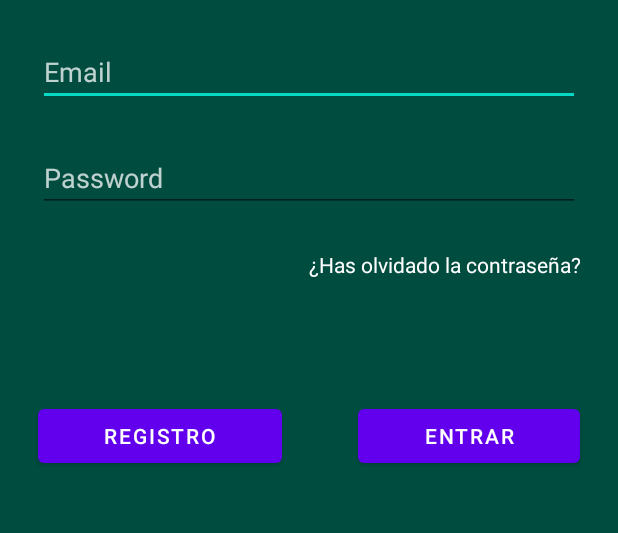
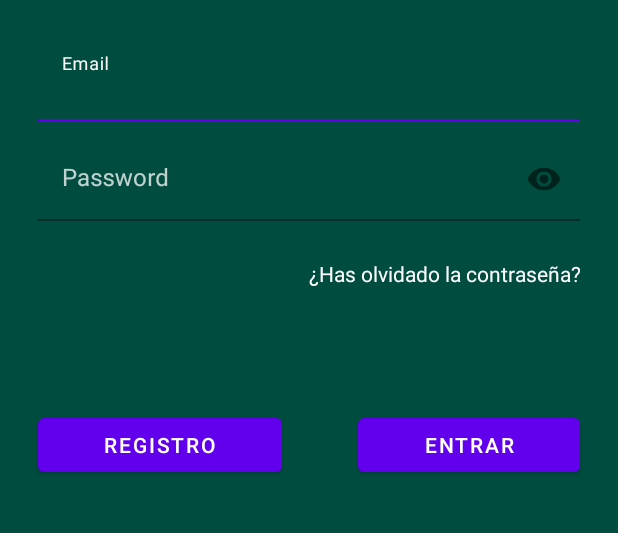
Before and after one commit to i-Queue-Team/i-Queue-Android, an Android app: the layout activity_main.xml on its own in the app's theme, with its tools: preview values and no code run, on a phone screen of 412 x 824 dp, the part 308-841 px from its top. Run offline under Robolectric (Android 15) with nearby library versions, the phone set to English and light mode, and no system bars.

Commit message:
Login Activity
Peticion de Login Retrofit

```diff
--- a/app/src/main/java/com/example/i_queue/RegisterActivity.java
+++ b/app/src/main/java/com/example/i_queue/RegisterActivity.java
@@ -42,8 +42,8 @@ public class RegisterActivity extends AppCompatActivity {
         email_editext = findViewById(R.id.email);
         pass_editext = findViewById(R.id.password);
         confirm_pass_editext = findViewById(R.id.password_confirmed);
-        cancel = findViewById(R.id.cancel);
-        register = findViewById(R.id.register);
+        cancel = findViewById(R.id.register_login);
+        register = findViewById(R.id.login);
 
         register.setOnClickListener(new View.OnClickListener() {
             @Override
@@ -106,7 +106,7 @@ public class RegisterActivity extends AppCompatActivity {
                     if(response.isSuccessful()){
                         String status = respuesta.getStatus();
                         if(status == "success"){
-                            Toast.makeText(RegisterActivity.this, "Has entrado", Toast.LENGTH_SHORT).show();
+                            Toast.makeText(RegisterActivity.this, "Te has registrado correctamente", Toast.LENGTH_SHORT).show();
                             //Toast.makeText(RegisterActivity.this, respuesta.getMessage(), Toast.LENGTH_SHORT).show();
                         }
                     }
--- a/app/src/main/java/com/example/i_queue/webservice/WebServiceClient.java
+++ b/app/src/main/java/com/example/i_queue/webservice/WebServiceClient.java
@@ -14,4 +14,8 @@ public interface WebServiceClient {
     @Headers({"Content-Type: application/json", "Accept: */*"})
     @POST("register")
     Call<Respuesta> Register (@Body String user, String email, String password);
+
+    @Headers({"Content-Type: application/json", "Accept: */*"})
+    @POST("login")
+    Call<Respuesta> doLogin (@Body String email, String password);
 }
--- a/app/src/main/res/layout/activity_main.xml
+++ b/app/src/main/res/layout/activity_main.xml
@@ -16,33 +16,52 @@
         android:layout_marginTop="55dp"
         app:srcCompat="@drawable/propuestalogo" />
 
-    <EditText
-        android:id="@+id/email"
+    <com.google.android.material.textfield.TextInputLayout
         android:layout_width="match_parent"
         android:layout_height="wrap_content"
-        android:layout_marginLeft="25dp"
+        android:layout_marginStart="25dp"
         android:layout_marginTop="25dp"
-        android:layout_marginRight="25dp"
-        android:ems="10"
-        android:hint="Email"
-        android:inputType="textEmailAddress"
-        android:shadowColor="#FFFFFF"
-        android:textColor="#FFFFFF"
-        android:textColorHint="#BFFFFFFF" />
+        android:layout_marginEnd="25dp"
+        android:background="#004D40"
+        android:backgroundTint="#004D40"
+        android:textColorHint="#BFFFFFFF"
+        app:hintTextColor="#FAF7F7">
 
-    <EditText
-        android:id="@+id/password"
+        <com.google.android.material.textfield.TextInputEditText
+            android:id="@+id/email_log"
+            android:layout_width="match_parent"
+            android:layout_height="wrap_content"
+            android:background="#004D40"
+            android:backgroundTint="#00000000"
+            android:hint="Email"
+            android:inputType="textEmailAddress"
+            android:textColor="#E6DDDD"
+            android:textColorHint="#FFFFFF" />
+    </com.google.android.material.textfield.TextInputLayout>
+
+    <com.google.android.material.textfield.TextInputLayout
         android:layout_width="match_parent"
         android:layout_height="wrap_content"
-        android:layout_marginLeft="25dp"
-        android:layout_marginTop="25dp"
-        android:layout_marginRight="25dp"
-        android:ems="10"
-        android:hint="Password"
-        android:inputType="textPassword"
-        android:shadowColor="#FFFFFF"
-        android:textColor="#FFFFFF"
-        android:textColorHint="#BFFFFFFF" />
+        android:layout_marginStart="25dp"
+        android:layout_marginTop="10dp"
+        android:layout_marginEnd="25dp"
+        android:background="#004D40"
+        android:backgroundTint="#004D40"
+        android:textColorHint="#BFFFFFFF"
+        app:hintTextColor="#FAF7F7"
+        app:passwordToggleEnabled="true">
+
+        <com.google.android.material.textfield.TextInputEditText
+            android:id="@+id/password_log"
+            android:layout_width="match_parent"
+            android:layout_height="wrap_content"
+            android:background="#004D40"
+            android:backgroundTint="#00000000"
+            android:hint="Password"
+            android:password="true"
+            android:textColor="#E6DDDD"
+            android:textColorHint="#FFFFFF" />
+    </com.google.android.material.textfield.TextInputLayout>
 
     <TextView
         android:id="@+id/textView"
@@ -62,7 +81,7 @@
         android:orientation="horizontal">
 
         <Button
-            android:id="@+id/cancel"
+            android:id="@+id/register_login"
             android:layout_width="wrap_content"
             android:layout_height="wrap_content"
             android:layout_marginLeft="25dp"
@@ -72,7 +91,7 @@
             android:text="Registro" />
 
         <Button
-            android:id="@+id/register"
+            android:id="@+id/login"
             android:layout_width="wrap_content"
             android:layout_height="wrap_content"
             android:layout_marginLeft="25dp"
--- a/app/src/main/res/layout/register_activity.xml
+++ b/app/src/main/res/layout/register_activity.xml
@@ -134,7 +134,7 @@
         android:orientation="horizontal">
 
         <Button
-            android:id="@+id/cancel"
+            android:id="@+id/register_login"
             android:layout_width="wrap_content"
             android:layout_height="wrap_content"
             android:layout_marginLeft="25dp"
@@ -144,7 +144,7 @@
             android:text="Cancelar" />
 
         <Button
-            android:id="@+id/register"
+            android:id="@+id/login"
             android:layout_width="wrap_content"
             android:layout_height="wrap_content"
             android:layout_marginLeft="25dp"
```
Also changed, not shown: app/src/main/java/com/example/i_queue/MainActivity.java (+89 -0 lines).
